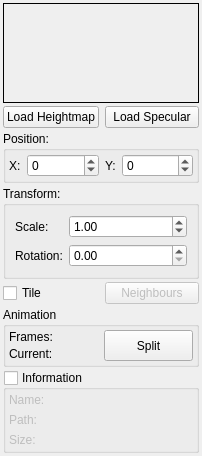
azagaya/laigter, file gui/widgets/sprite_properties_dock.ui: the form before one commit.
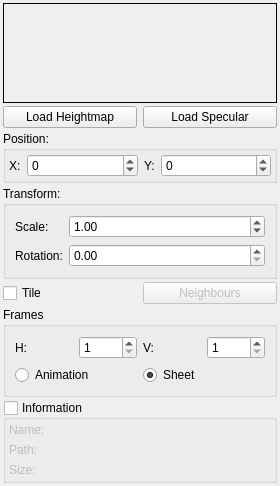
The form after the commit.

Commit message: Animation Started Working. Fixed selection rect

```diff
--- a/gui/widgets/sprite_properties_dock.ui
+++ b/gui/widgets/sprite_properties_dock.ui
@@ -6,8 +6,8 @@
    <rect>
     <x>0</x>
     <y>0</y>
-    <width>202</width>
-    <height>498</height>
+    <width>280</width>
+    <height>618</height>
    </rect>
   </property>
   <property name="sizePolicy">
@@ -329,7 +329,7 @@
       </sizepolicy>
      </property>
      <property name="title">
-      <string>Animation</string>
+      <string>Frames</string>
      </property>
      <property name="flat">
       <bool>false</bool>
@@ -338,45 +338,56 @@
       <bool>false</bool>
      </property>
      <layout class="QGridLayout" name="gridLayout_2">
-      <property name="leftMargin">
-       <number>3</number>
-      </property>
-      <property name="topMargin">
-       <number>3</number>
-      </property>
-      <property name="rightMargin">
-       <number>3</number>
-      </property>
-      <property name="bottomMargin">
-       <number>3</number>
-      </property>
-      <property name="verticalSpacing">
-       <number>3</number>
-      </property>
       <item row="0" column="0">
-       <widget class="QLabel" name="framesLabel">
-        <property name="text">
-         <string>Frames:</string>
-        </property>
-       </widget>
+       <layout class="QHBoxLayout" name="horizontalLayout_2">
+        <item>
+         <widget class="QLabel" name="framesLabel">
+          <property name="text">
+           <string>H:</string>
+          </property>
+         </widget>
+        </item>
+        <item>
+         <widget class="QSpinBox" name="hFramesSpinBox">
+          <property name="minimum">
+           <number>1</number>
+          </property>
+         </widget>
+        </item>
+       </layout>
       </item>
-      <item row="0" column="1" rowspan="2">
-       <widget class="QPushButton" name="splitButton">
-        <property name="sizePolicy">
-         <sizepolicy hsizetype="Minimum" vsizetype="Minimum">
-          <horstretch>0</horstretch>
-          <verstretch>0</verstretch>
-         </sizepolicy>
-        </property>
-        <property name="text">
-         <string>Split</string>
-        </property>
-       </widget>
+      <item row="0" column="1">
+       <layout class="QHBoxLayout" name="horizontalLayout_3">
+        <item>
+         <widget class="QLabel" name="label_4">
+          <property name="text">
+           <string>V:</string>
+          </property>
+         </widget>
+        </item>
+        <item>
+         <widget class="QSpinBox" name="vFramesSpinBox">
+          <property name="minimum">
+           <number>1</number>
+          </property>
+         </widget>
+        </item>
+       </layout>
       </item>
       <item row="1" column="0">
-       <widget class="QLabel" name="currentFrameLabel">
+       <widget class="QRadioButton" name="radioButton">
         <property name="text">
-         <string>Current:</string>
+         <string>Animation</string>
+        </property>
+       </widget>
+      </item>
+      <item row="1" column="1">
+       <widget class="QRadioButton" name="radioButton_2">
+        <property name="text">
+         <string>Sheet</string>
+        </property>
+        <property name="checked">
+         <bool>true</bool>
         </property>
        </widget>
       </item>
```
The commit also changes 9 other files.
